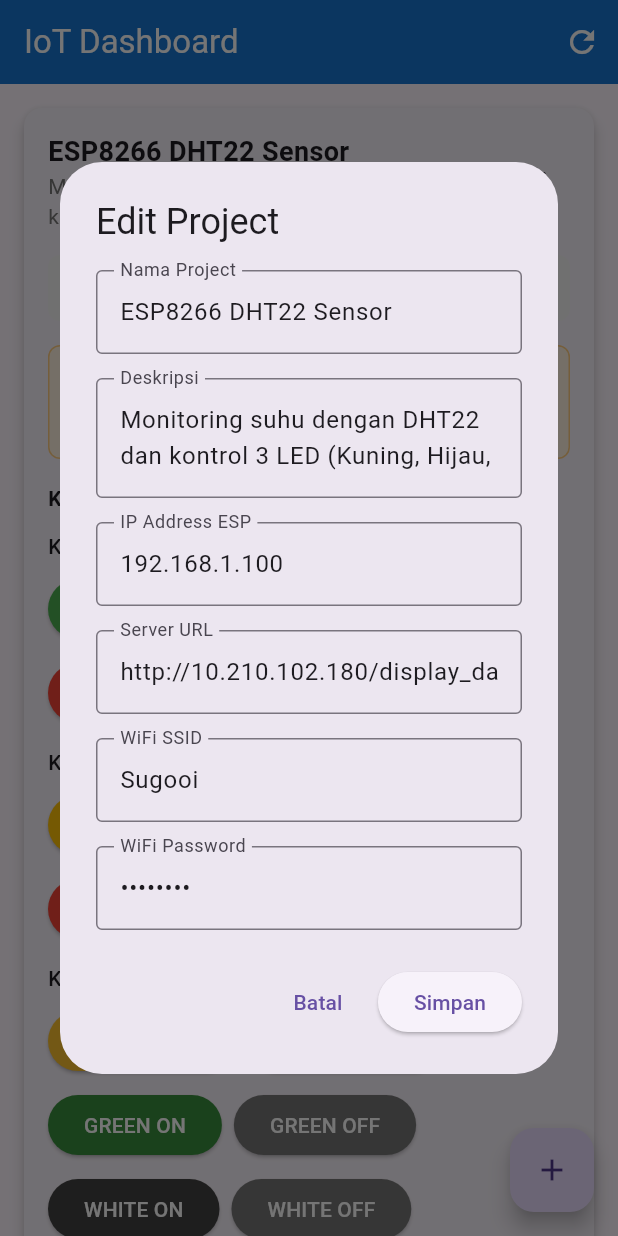
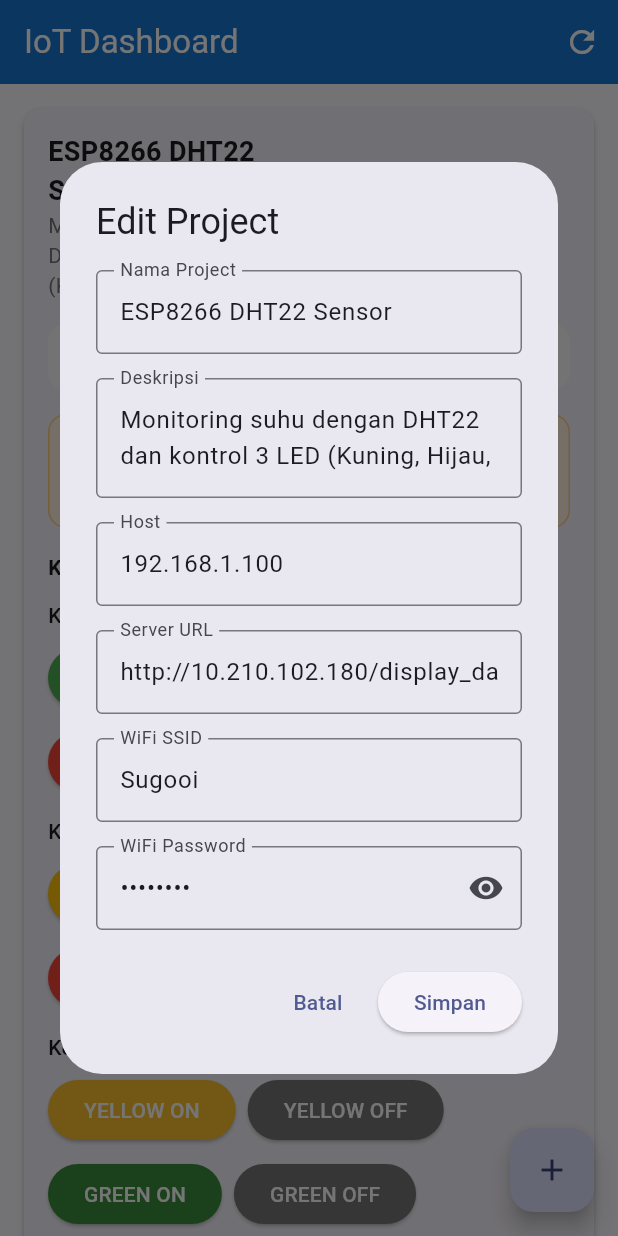
Before and after one commit to Hyperionzs/IoT-Management--LED---DHT22-, a Flutter app: the screen it shows after launch, after a tap on the "settings" icon, on a phone screen of 412 x 824 dp. Run offline on Flutter 3.47's test engine with Material 3 defaults, Android fonts, the phone set to English and light mode, and no system bars; missing offline and left inert: mqtt_client.

Commit message:
Refactor MQTT connection handling and improve device online status tracking in IoT Dashboard. Updated UI components for better visual feedback and enhanced input fields with improved labels and password visibility toggle.

```diff
--- a/lib/main.dart
+++ b/lib/main.dart
@@ -19,7 +19,8 @@
       title: 'IoT Dashboard',
       debugShowCheckedModeBanner: false,
       theme: ThemeData(
-        primarySwatch: Colors.blue,
+        colorScheme: ColorScheme.fromSeed(seedColor: Colors.indigo),
+        useMaterial3: true,
         visualDensity: VisualDensity.adaptivePlatformDensity,
       ),
       home: const DashboardScreen(),
@@ -107,10 +108,12 @@
   bool isLoading = false;
   late MqttServerClient _mqttClient;
   bool _isMqttConnected = false;
+  bool _isDeviceOnline = false; // inferred from MQTT data recency
   String _latestTemperatureText = '-';
   StreamSubscription<List<MqttReceivedMessage<MqttMessage>>>? _mqttSub;
   String _lastTempRaw = '';
   int _lastTempSetStateMs = 0;
+  Timer? _deviceOnlineTimer;
 
   void _safeSetState(VoidCallback fn) {
     if (!mounted) return;
@@ -129,6 +132,7 @@
     super.initState();
     _loadProjects();
     _connectMQTT();
+    _startDeviceOnlineWatcher();
   }
 
   void _loadProjects() {
@@ -178,7 +182,10 @@
       final clientId = 'flutter_monitoring_iot_${DateTime.now().millisecondsSinceEpoch}';
 
       // Initialize MQTT client
-      _mqttClient = MqttServerClient('test.mosquitto.org', clientId);
+      final String brokerHost = projects.isNotEmpty
+          ? _extractHostFromUrlOrIp(projects.first.serverUrl, fallback: 'test.mosquitto.org')
+          : 'test.mosquitto.org';
+      _mqttClient = MqttServerClient(brokerHost, clientId);
 
       // Configure client settings
       _mqttClient.logging(on: false);
@@ -199,6 +206,7 @@
         print('MQTT Disconnected');
         _safeSetState(() {
           _isMqttConnected = false;
+          _isDeviceOnline = false;
         });
       };
 
@@ -247,6 +255,7 @@
 
           _lastTempRaw = payload;
           _lastTempSetStateMs = nowMs;
+          _markDeviceSeenNow();
 
           if (!mounted) return;
 
@@ -295,6 +304,7 @@
       print('MQTT Connection error: $e');
       _safeSetState(() {
         _isMqttConnected = false;
+        _isDeviceOnline = false;
       });
 
       // Try to reconnect after 5 seconds
@@ -303,6 +313,51 @@
           _connectMQTT();
         }
       });
+    }
+  }
+
+  void _startDeviceOnlineWatcher() {
+    _deviceOnlineTimer?.cancel();
+    _deviceOnlineTimer = Timer.periodic(const Duration(seconds: 5), (_) {
+      // If last message older than 15s, mark offline
+      final nowMs = DateTime.now().millisecondsSinceEpoch;
+      final bool consideredOnline = (nowMs - _lastTempSetStateMs) < 15000 && _isMqttConnected;
+      if (consideredOnline != _isDeviceOnline) {
+        _safeSetState(() {
+          _isDeviceOnline = consideredOnline;
+          if (projects.isNotEmpty) {
+            projects[0].isOnline = _isDeviceOnline;
+          }
+        });
+      }
+    });
+  }
+
+  void _markDeviceSeenNow() {
+    final nowMs = DateTime.now().millisecondsSinceEpoch;
+    if ((nowMs - _lastTempSetStateMs) > 0) {
+      // already updated _lastTempSetStateMs in listener
+    }
+    if (!_isDeviceOnline) {
+      _safeSetState(() {
+        _isDeviceOnline = true;
+        if (projects.isNotEmpty) {
+          projects[0].isOnline = true;
+        }
+      });
+    }
+  }
+
+  String _extractHostFromUrlOrIp(String value, {required String fallback}) {
+    try {
+      if (value.startsWith('http://') || value.startsWith('https://')) {
+        final uri = Uri.parse(value);
+        return uri.host.isNotEmpty ? uri.host : fallback;
+      }
+      // assume raw host/ip
+      return value.isNotEmpty ? value : fallback;
+    } catch (_) {
+      return fallback;
     }
   }
 
@@ -336,6 +391,7 @@
   @override
   void dispose() {
     _mqttSub?.cancel();
+    _deviceOnlineTimer?.cancel();
     if (_mqttClient.connectionStatus?.state == MqttConnectionState.connected) {
       _mqttClient.disconnect();
     }
@@ -500,6 +556,8 @@
   final bool isMqttConnected;
   final void Function(String) onSendLedCommand;
 
+  // Allow external online indicator via project.isOnline
+
   const ProjectCard({
     Key? key,
     required this.project,
@@ -515,7 +573,7 @@
   Widget build(BuildContext context) {
     return Card(
       margin: const EdgeInsets.only(bottom: 16),
-      elevation: 4,
+      elevation: 2,
       child: Padding(
         padding: const EdgeInsets.all(16),
         child: Column(
@@ -544,16 +602,16 @@
                 ),
                 Row(
                   children: [
-                    Container(
-                      width: 12,
-                      height: 12,
-                      decoration: BoxDecoration(
-                        color: project.isOnline ? Colors.green : Colors.red,
-                        shape: BoxShape.circle,
+                    Chip(
+                      avatar: CircleAvatar(
+                        backgroundColor: project.isOnline ? Colors.green : Colors.red,
+                        radius: 6,
                       ),
+                      label: Text(project.isOnline ? 'Online' : 'Offline'),
+                      backgroundColor: project.isOnline ? Colors.green.withOpacity(0.1) : Colors.red.withOpacity(0.1),
+                      materialTapTargetSize: MaterialTapTargetSize.shrinkWrap,
+                      padding: const EdgeInsets.symmetric(horizontal: 8),
                     ),
-                    const SizedBox(width: 8),
-                    Text(project.isOnline ? 'Online' : 'Offline'),
                     IconButton(
                       icon: const Icon(Icons.settings),
                       onPressed: onEdit,
@@ -568,8 +626,8 @@
             Container(
               padding: const EdgeInsets.all(12),
               decoration: BoxDecoration(
-                color: Colors.grey.shade100,
-                borderRadius: BorderRadius.circular(8),
+                color: Colors.grey.shade50,
+                borderRadius: BorderRadius.circular(12),
               ),
               child: Row(
                 children: [
@@ -594,7 +652,7 @@
               padding: const EdgeInsets.all(12),
               decoration: BoxDecoration(
                 color: Colors.orange.shade50,
-                borderRadius: BorderRadius.circular(8),
+                borderRadius: BorderRadius.circular(12),
                 border: Border.all(color: Colors.orange.shade200),
               ),
               child: Column(
@@ -615,9 +673,15 @@
                           color: isMqttConnected ? Colors.green : Colors.red,
                           borderRadius: BorderRadius.circular(12),
                         ),
-                        child: Text(
-                          isMqttConnected ? 'MQTT ON' : 'MQTT OFF',
-                          style: const TextStyle(color: Colors.white, fontSize: 12),
+                        child: Row(
+                          children: [
+                            Icon(isMqttConnected ? Icons.cloud_done : Icons.cloud_off, size: 14, color: Colors.white),
+                            const SizedBox(width: 4),
+                            Text(
+                              isMqttConnected ? 'MQTT ON' : 'MQTT OFF',
+                              style: const TextStyle(color: Colors.white, fontSize: 12),
+                            ),
+                          ],
                         ),
                       ),
                     ],
@@ -887,6 +951,7 @@
   late TextEditingController _serverUrlController;
   late TextEditingController _wifiSSIDController;
   late TextEditingController _wifiPasswordController;
+  bool _obscurePassword = true;
 
   @override
   void initState() {
@@ -934,12 +999,12 @@
                 TextFormField(
                   controller: _deviceIPController,
                   decoration: const InputDecoration(
-                    labelText: 'IP Address ESP',
-                    hintText: 'contoh: 192.168.1.100',
+                    labelText: 'Host',
+                    hintText: 'contoh: test.mosquitto.org atau 10.210.102.180',
                     border: OutlineInputBorder(),
                   ),
                   validator: (value) =>
-                      value?.isEmpty == true ? 'IP Address wajib diisi' : null,
+                      value?.isEmpty == true ? 'Host wajib diisi' : null,
                 ),
                 const SizedBox(height: 16),
                 TextFormField(
@@ -961,11 +1026,19 @@
                 const SizedBox(height: 16),
                 TextFormField(
                   controller: _wifiPasswordController,
-                  decoration: const InputDecoration(
+                  decoration: InputDecoration(
                     labelText: 'WiFi Password',
-                    border: OutlineInputBorder(),
+                    border: const OutlineInputBorder(),
+                    suffixIcon: IconButton(
+                      icon: Icon(_obscurePassword ? Icons.visibility : Icons.visibility_off),
+                      onPressed: () {
+                        setState(() {
+                          _obscurePassword = !_obscurePassword;
+                        });
+                      },
+                    ),
                   ),
-                  obscureText: true,
+                  obscureText: _obscurePassword,
                 ),
               ],
             ),
```
